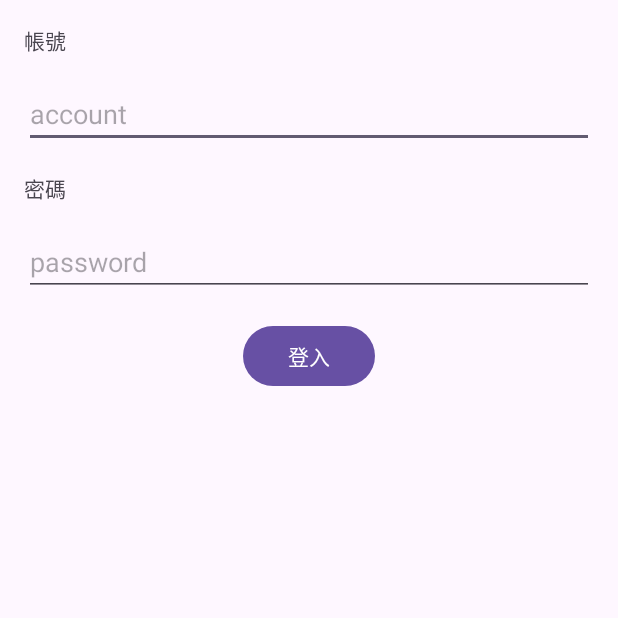
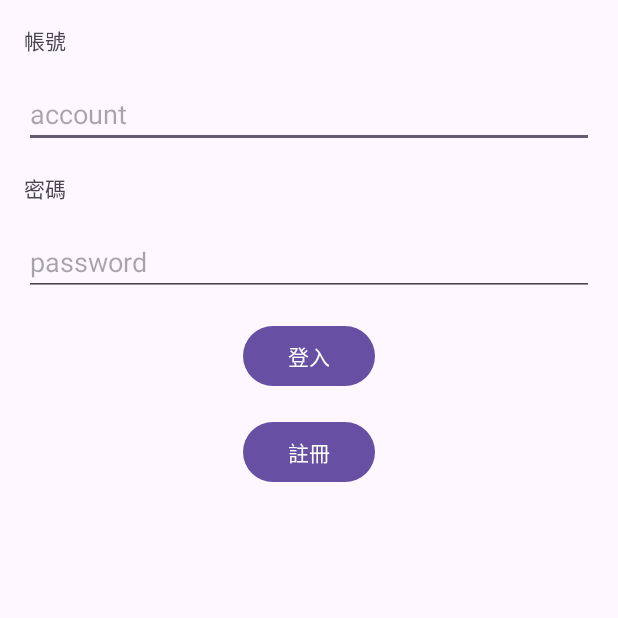
Before and after one commit to saiazuma/agent-money, an Android app: the screen it shows after launch (MainActivity), on a phone screen of 412 x 824 dp, the top half of it. Run offline under Robolectric (Android 15) with nearby library versions, the phone set to English and light mode, and no system bars.

Commit message:
增加註冊按鈕並加入程式碼

```diff
--- a/app/src/main/java/com/example/agentmoney/MainActivity.java
+++ b/app/src/main/java/com/example/agentmoney/MainActivity.java
@@ -3,8 +3,15 @@ package com.example.agentmoney;
 import androidx.appcompat.app.AppCompatActivity;
 
 import android.os.Bundle;
+import android.widget.Button;
+import android.widget.EditText;
 
 public class MainActivity extends AppCompatActivity {
+
+    private EditText etAccount;
+    private EditText etPassword;
+    private Button btnLogin;
+    private Button btnSignup;
 
     @Override
     protected void onCreate(Bundle savedInstanceState) {
--- a/app/src/main/res/layout/activity_main.xml
+++ b/app/src/main/res/layout/activity_main.xml
@@ -65,4 +65,14 @@
         app:layout_constraintEnd_toEndOf="parent"
         app:layout_constraintStart_toStartOf="parent"
         app:layout_constraintTop_toBottomOf="@+id/et_password" />
+
+    <Button
+        android:id="@+id/btn_signup"
+        android:layout_width="wrap_content"
+        android:layout_height="wrap_content"
+        android:layout_marginTop="16dp"
+        android:text="註冊"
+        app:layout_constraintEnd_toEndOf="@+id/btn_login"
+        app:layout_constraintStart_toStartOf="@+id/btn_login"
+        app:layout_constraintTop_toBottomOf="@+id/btn_login" />
 </androidx.constraintlayout.widget.ConstraintLayout>
```
